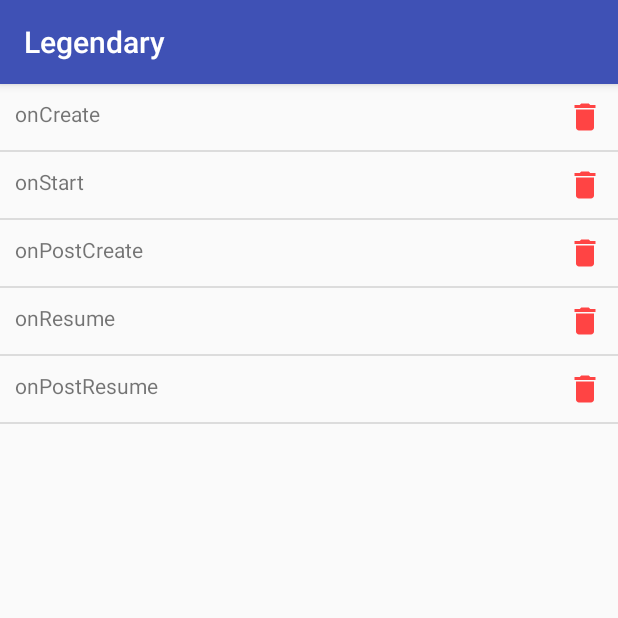
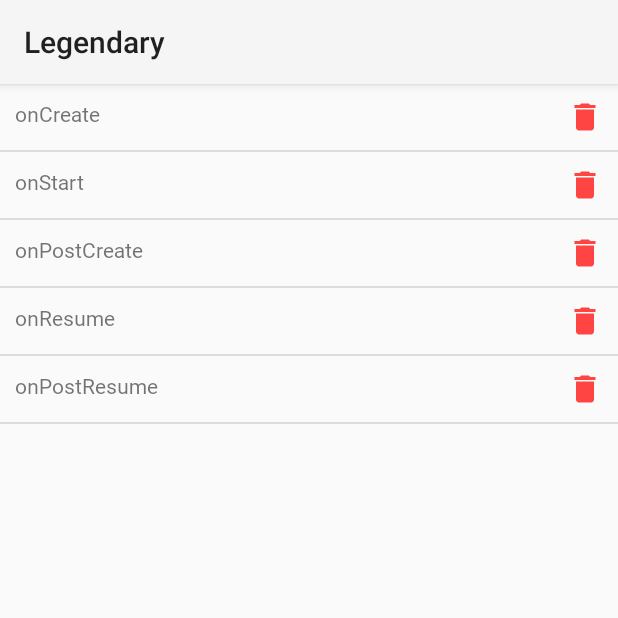
Before and after one commit to lucaslima777/Legendary, an Android app: the LifecycleActivity screen opened directly, with no data from a screen before it, on a phone screen of 412 x 824 dp, the top half of it. Run offline under Robolectric (Android 15) with nearby library versions, the phone set to English and light mode, and no system bars; 1 statement that could not run was skipped.

Commit message:
Fixed lifecycle

```diff
--- a/app/src/main/AndroidManifest.xml
+++ b/app/src/main/AndroidManifest.xml
@@ -21,7 +21,7 @@
             android:theme="@style/AppTheme" />
 
         <activity android:name=".Lifecycle.LifecycleActivity"
-            android:theme="@style/AppTheme"/>
+            android:theme="@style/Theme.AppCompat.Light"/>
     </application>
 
 </manifest>
--- a/app/src/main/java/legendary/developer/lln/legendary/Lifecycle/LifecycleActivity.java
+++ b/app/src/main/java/legendary/developer/lln/legendary/Lifecycle/LifecycleActivity.java
@@ -1,5 +1,8 @@
 package legendary.developer.lln.legendary.Lifecycle;
 
+import android.arch.lifecycle.Lifecycle;
+import android.arch.lifecycle.LifecycleObserver;
+import android.arch.lifecycle.OnLifecycleEvent;
 import android.content.Intent;
 import android.os.Bundle;
 import android.support.annotation.Nullable;
@@ -22,7 +25,6 @@ public class LifecycleActivity extends AppCompatActivity {
     RecyclerView mRecyclerView;
     private LifecycleAdapter mAdapter;
     private List<LifecycleModel> modelList;
-    private AnimateDownUtil animateDownUtil;
 
     @Override
     protected void onCreate(Bundle savedInstanceState) {
@@ -31,7 +33,6 @@ public class LifecycleActivity extends AppCompatActivity {
         modelList = new ArrayList<>();
         modelList.add(new LifecycleModel("onCreate"));
 
-
         mRecyclerView = findViewById(R.id.recycler_view_lifecycle);
         LinearLayoutManager layoutManager = new LinearLayoutManager(this);
         mRecyclerView.setLayoutManager(layoutManager);
@@ -39,9 +40,9 @@ public class LifecycleActivity extends AppCompatActivity {
         mRecyclerView.addItemDecoration(new DividerItemDecoration(this, DividerItemDecoration.VERTICAL));
 
         mAdapter = new LifecycleAdapter(modelList, this);
-        animateDownUtil = new AnimateDownUtil(mRecyclerView);
+        AnimateDownUtil animate = new AnimateDownUtil(mRecyclerView);
         mRecyclerView.setAdapter(mAdapter);
-        animateDownUtil.runAnimationRight();
+        animate.runAnimationRight();
     }
 
     @Override
@@ -106,4 +107,6 @@ public class LifecycleActivity extends AppCompatActivity {
         mAdapter.notifyDataSetChanged();
         Toast.makeText(this, "onDestroy", Toast.LENGTH_LONG).show();
     }
+
+
 }
--- a/app/src/main/res/layout/adapter_lifecycle.xml
+++ b/app/src/main/res/layout/adapter_lifecycle.xml
@@ -9,6 +9,7 @@
         android:id="@+id/tvLifecycle"
         android:layout_width="wrap_content"
         android:layout_height="wrap_content"
+        android:fontFamily="@font/comfortaaregular"
         android:text="teste"/>
 
     <ImageView
```
Also changed, not shown: app/src/main/java/legendary/developer/lln/legendary/MainActivity.java (+4 -13 lines), app/src/main/res/drawable/circle_base.xml (added, +11 -0 lines), app/src/main/res/drawable/corners.xml (deleted, +0 -9 lines), app/src/main/res/layout/adapter_main.xml (+11 -0 lines).
